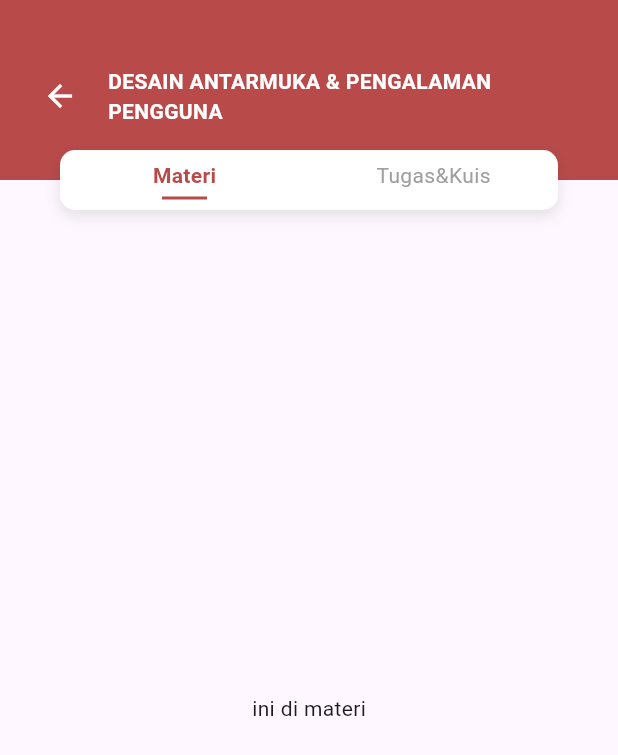
After one commit to Taufiqurrohman58/mls_mobile, a Flutter app: the DashboardClassScreen screen opened by its route, on a phone screen of 412 x 824 dp. The commit adds this screen. Shown: the top 755 px of the screen. Run offline on Flutter 3.47's test engine with Material 3 defaults, Android fonts, the phone set to English and light mode, and no system bars.

Commit message:
membuat dashboard class screen

```diff
--- a/lib/main.dart
+++ b/lib/main.dart
@@ -3,6 +3,7 @@ import 'screens/login_screen.dart';
 import 'screens/main_screen.dart';
 import 'screens/pengumuman_screen.dart';
 import 'screens/profile_screen.dart';
+import 'screens/dashboard_class_screen.dart';
 
 void main() {
   runApp(const MainApp());
@@ -22,6 +23,7 @@ class MainApp extends StatelessWidget {
         '/main': (context) => const MainScreen(),
         '/pengumuman': (context) => const PengumumanScreen(),
         '/profil': (context) => const ProfileScreen(),
+        '/dashboard_class': (context) => const DashboardClassScreen(),
       },
     );
   }
--- a/lib/screens/class_screen.dart
+++ b/lib/screens/class_screen.dart
@@ -32,6 +32,7 @@ class ClassScreen extends StatelessWidget {
                 title: 'DESAIN ANTARMUKA & PENGALAMAN PENGGUNA',
                 code: 'D4SM-42-03 [ADY]',
                 progress: 0.89,
+                onTap: () => Navigator.pushNamed(context, '/dashboard_class'),
               ),
               const SizedBox(height: 16),
               ClassProgressItem(
@@ -40,6 +41,7 @@ class ClassScreen extends StatelessWidget {
                 title: 'SISTEM OPERASI',
                 code: 'D4SM-44-02 [DDS]',
                 progress: 0.9,
+                onTap: () => Navigator.pushNamed(context, '/dashboard_class'),
               ),
             ],
           ),
--- /dev/null
+++ b/lib/screens/dashboard_class_materi.dart
@@ -0,0 +1,10 @@
+import 'package:flutter/material.dart';
+
+class Materi extends StatelessWidget {
+  const Materi({super.key});
+
+  @override
+  Widget build(BuildContext context) {
+    return Center(child: Text("ini di materi"));
+  }
+}
--- /dev/null
+++ b/lib/screens/dashboard_class_screen.dart
@@ -0,0 +1,157 @@
+import 'package:flutter/material.dart';
+import 'dashboard_class_materi.dart';
+import 'dashboard_class_tugas&quis.dart';
+
+class DashboardClassScreen extends StatefulWidget {
+  const DashboardClassScreen({super.key});
+
+  @override
+  State<DashboardClassScreen> createState() => _DashboardClassScreenState();
+}
+
+class _DashboardClassScreenState extends State<DashboardClassScreen> {
+  int _selectedIndex = 0;
+
+  @override
+  Widget build(BuildContext context) {
+    return Scaffold(
+      body: Stack(
+        children: [
+          Column(
+            children: [
+              Container(
+                height: 120,
+                color: const Color(0xFFB84A4A),
+                child: Stack(
+                  children: [
+                    Positioned(
+                      top: 40,
+                      left: 16,
+                      right: 16,
+                      child: Row(
+                        children: [
+                          IconButton(
+                            icon: const Icon(Icons.arrow_back, color: Colors.white),
+                            onPressed: () => Navigator.of(context).pop(),
+                          ),
+                          const SizedBox(width: 8),
+                          Expanded(
+                            child: Text(
+                              'DESAIN ANTARMUKA & PENGALAMAN PENGGUNA',
+                              style: const TextStyle(
+                                color: Colors.white,
+                                fontSize: 14,
+                                fontWeight: FontWeight.bold,
+                              ),
+                              maxLines: 2,
+                              overflow: TextOverflow.ellipsis,
+                              softWrap: true,
+                            ),
+                          ),
+                        ],
+                      ),
+                    ),
+
+                  ],
+                ),
+              ),
+              Expanded(
+                child: IndexedStack(
+                  index: _selectedIndex,
+                  children: const [Materi(), TugasKuis()],
+                ),
+              ),
+            ],
+          ),
+          Positioned(
+            top: 100, // 120 - 20
+            left: 40,
+            right: 40,
+            child: Container(
+              height: 40,
+              decoration: BoxDecoration(
+                color: Colors.white,
+                borderRadius: BorderRadius.circular(10),
+                boxShadow: [
+                  BoxShadow(
+                    color: Colors.black.withOpacity(0.1),
+                    blurRadius: 8,
+                    offset: const Offset(0, 4),
+                  ),
+                ],
+              ),
+              child: Column(
+                children: [
+                  Expanded(
+                    child: Row(
+                      children: [
+                        Expanded(
+                          child: GestureDetector(
+                            onTap: () => setState(() => _selectedIndex = 0),
+                            child: Column(
+                              mainAxisAlignment: MainAxisAlignment.center,
+                              children: [
+                                Text(
+                                  'Materi',
+                                  style: TextStyle(
+                                    color: _selectedIndex == 0
+                                        ? const Color(0xFFB84A4A)
+                                        : Colors.grey,
+                                    fontWeight: _selectedIndex == 0
+                                        ? FontWeight.bold
+                                        : FontWeight.normal,
+                                  ),
+                                ),
+                                const SizedBox(height: 4),
+                                Container(
+                                  height: 2,
+                                  width: 30,
+                                  color: _selectedIndex == 0
+                                      ? const Color(0xFFB84A4A)
+                                      : Colors.transparent,
+                                ),
+                              ],
+                            ),
+                          ),
+                        ),
+                        Expanded(
+                          child: GestureDetector(
+                            onTap: () => setState(() => _selectedIndex = 1),
+                            child: Column(
+                              mainAxisAlignment: MainAxisAlignment.center,
+                              children: [
+                                Text(
+                                  'Tugas&Kuis',
+                                  style: TextStyle(
+                                    color: _selectedIndex == 1
+                                        ? const Color(0xFFB84A4A)
+                                        : Colors.grey,
+                                    fontWeight: _selectedIndex == 1
+                                        ? FontWeight.bold
+                                        : FontWeight.normal,
+                                  ),
+                                ),
+                                const SizedBox(height: 4),
+                                Container(
+                                  height: 2,
+                                  width: 40,
+                                  color: _selectedIndex == 1
+                                      ? const Color(0xFFB84A4A)
+                                      : Colors.transparent,
+                                ),
+                              ],
+                            ),
+                          ),
+                        ),
+                      ],
+                    ),
+                  ),
+                ],
+              ),
+            ),
+          ),
+        ],
+      ),
+    );
+  }
+}
--- /dev/null
+++ b/lib/screens/dashboard_class_tugas&quis.dart
@@ -0,0 +1,10 @@
+import 'package:flutter/material.dart';
+
+class TugasKuis extends StatelessWidget {
+  const TugasKuis({super.key});
+
+  @override
+  Widget build(BuildContext context) {
+    return Center(child: Text("ini di Tugas & Kuis"));
+  }
+}
--- a/lib/screens/home_screen.dart
+++ b/lib/screens/home_screen.dart
@@ -230,6 +230,8 @@ class HomeScreen extends StatelessWidget {
                       title: 'DESAIN ANTARMUKA & PENGALAMAN PENGGUNA',
                       code: 'D4SM-42-03 [ADY]',
                       progress: 0.89,
+                      onTap: () =>
+                          Navigator.pushNamed(context, '/dashboard_class'),
                     ),
                     const SizedBox(height: 16),
                     ClassProgressItem(
@@ -238,6 +240,8 @@ class HomeScreen extends StatelessWidget {
                       title: 'SISTEM OPERASI',
                       code: 'D4SM-44-02 [DDS]',
                       progress: 0.9,
+                      onTap: () =>
+                          Navigator.pushNamed(context, '/dashboard_class'),
                     ),
                   ],
                 ),
--- a/lib/widgets/class_progress_item.dart
+++ b/lib/widgets/class_progress_item.dart
@@ -6,6 +6,7 @@ class ClassProgressItem extends StatelessWidget {
   final String title;
   final String code;
   final double progress;
+  final VoidCallback? onTap;
 
   const ClassProgressItem({
     super.key,
@@ -14,11 +15,14 @@ class ClassProgressItem extends StatelessWidget {
     required this.title,
     required this.code,
     required this.progress,
+    this.onTap,
   });
 
   @override
   Widget build(BuildContext context) {
-    return Container(
+    return GestureDetector(
+      onTap: onTap,
+      child: Container(
         margin: const EdgeInsets.symmetric(horizontal: 20),
         child: Row(
           children: [
@@ -97,7 +101,7 @@ class ClassProgressItem extends StatelessWidget {
                                   topRight: Radius.circular(5),
                                   bottomRight: Radius.circular(5),
                                   topLeft: Radius.circular(5),
-                                bottomLeft: Radius.circular(5)
+                                  bottomLeft: Radius.circular(5),
                                 ),
                                 boxShadow: [BoxShadow(color: Colors.redAccent)],
                               ),
@@ -117,6 +121,7 @@ class ClassProgressItem extends StatelessWidget {
             ),
           ],
         ),
+      ),
     );
   }
 }
```
Lines whose indentation alone changed are shown as unchanged.
